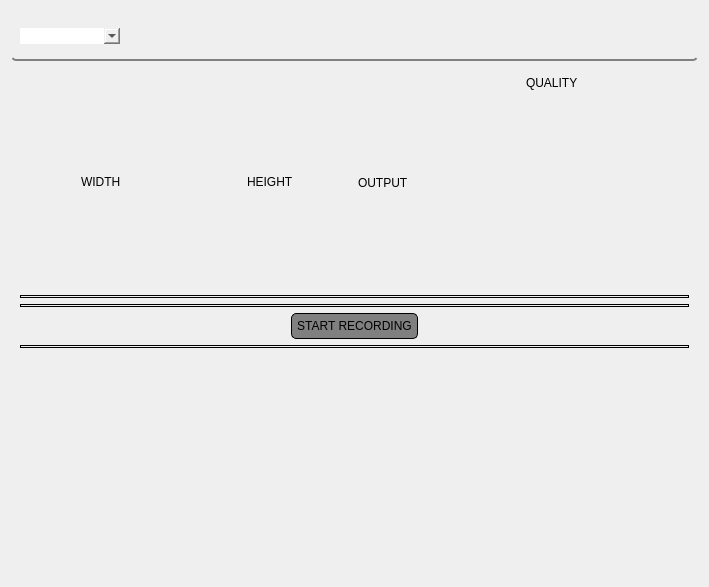
Above: camera_video_recorder_panel/resource/camera_video_recorder_panel.ui from GroupOfRobots/MiniRysRQT before the change. Below: the same form after it.
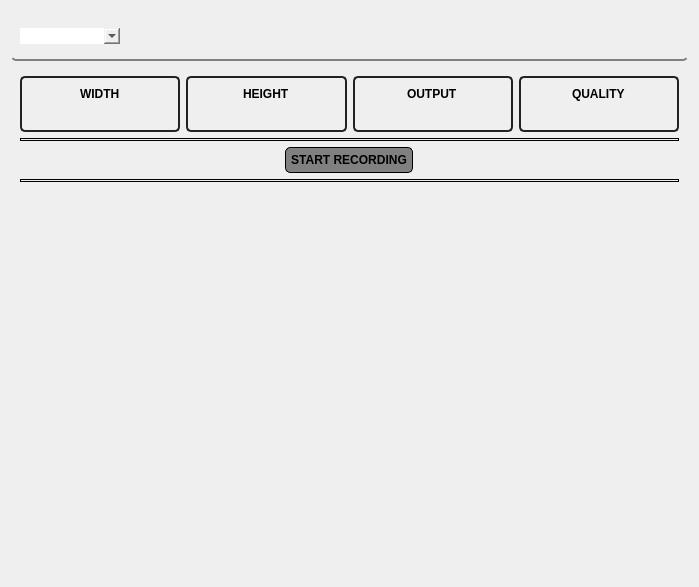
That is the form after the change. Icons and pictures are not drawn.

Commit message: camera video recorder layout

```diff
--- a/camera_video_recorder_panel/resource/camera_video_recorder_panel.ui
+++ b/camera_video_recorder_panel/resource/camera_video_recorder_panel.ui
@@ -6,7 +6,7 @@
    <rect>
     <x>0</x>
     <y>0</y>
-    <width>709</width>
+    <width>699</width>
     <height>587</height>
    </rect>
   </property>
@@ -108,7 +108,7 @@
         </property>
         <property name="icon">
          <iconset>
-          <normaloff>imgs/settings1.png</normaloff>imgs/settings1.png</iconset>
+          <normaloff>imgs/settings.png</normaloff>imgs/settings.png</iconset>
         </property>
        </widget>
       </item>
@@ -125,16 +125,38 @@
        <rect>
         <x>0</x>
         <y>0</y>
-        <width>691</width>
+        <width>681</width>
         <height>513</height>
        </rect>
       </property>
-      <layout class="QVBoxLayout" name="verticalLayout_2">
+      <layout class="QVBoxLayout" name="verticalLayout_2" stretch="0,0,0,0,1">
        <item>
         <layout class="QHBoxLayout" name="horizontalLayout_3">
+         <property name="sizeConstraint">
+          <enum>QLayout::SetMinimumSize</enum>
+         </property>
          <item>
+          <widget class="QGroupBox" name="widthGroupBoxUI">
+           <property name="styleSheet">
+            <string notr="true"> QGroupBox {
+ 	background-color: qlineargradient(
+													x1: 0, y1: 0, x2: 0, y2: 1,
+                                   			     stop: 0 #bbbbbb, stop: 1 #eeeeee);
+ 	border: 2px solid #222222;
+ 	border-radius: 5px;
+ 	margin-top: 0; /* leave space at the top for the title */
+}
+
+QGroupBox:title {
+	top: 10px;
+	left:10px;
+}</string>
+           </property>
           <layout class="QVBoxLayout" name="verticalLayout_7">
-           <item alignment="Qt::AlignHCenter">
+            <property name="sizeConstraint">
+             <enum>QLayout::SetMinimumSize</enum>
+            </property>
+            <item alignment="Qt::AlignHCenter|Qt::AlignTop">
             <widget class="QLabel" name="label_2">
              <property name="maximumSize">
               <size>
@@ -142,16 +164,52 @@
                <height>20</height>
               </size>
              </property>
+              <property name="styleSheet">
+               <string notr="true">font-weight: bold; </string>
+              </property>
              <property name="text">
               <string>WIDTH</string>
              </property>
             </widget>
            </item>
-          </layout>
+            <item alignment="Qt::AlignHCenter|Qt::AlignTop">
+             <widget class="QLabel" name="widthLabelUI">
+              <property name="maximumSize">
+               <size>
+                <width>16777215</width>
+                <height>20</height>
+               </size>
+              </property>
+              <property name="text">
+               <string/>
+              </property>
+             </widget>
+            </item>
+           </layout>
+          </widget>
          </item>
          <item>
+          <widget class="QGroupBox" name="">
+           <property name="styleSheet">
+            <string notr="true"> QGroupBox {
+ 	background-color: qlineargradient(
+													x1: 0, y1: 0, x2: 0, y2: 1,
+                                   			     stop: 0 #bbbbbb, stop: 1 #eeeeee);
+ 	border: 2px solid #222222;
+ 	border-radius: 5px;
+ 	margin-top: 0; /* leave space at the top for the title */
+}
+
+QGroupBox:title {
+	top: 10px;
+	left:10px;
+}</string>
+           </property>
           <layout class="QVBoxLayout" name="verticalLayout_8">
-           <item alignment="Qt::AlignHCenter">
+            <property name="sizeConstraint">
+             <enum>QLayout::SetMinimumSize</enum>
+            </property>
+            <item alignment="Qt::AlignHCenter|Qt::AlignTop">
             <widget class="QLabel" name="label">
              <property name="minimumSize">
               <size>
@@ -165,23 +223,105 @@
                <height>20</height>
               </size>
              </property>
+              <property name="styleSheet">
+               <string notr="true">font-weight: bold; </string>
+              </property>
              <property name="text">
               <string>HEIGHT</string>
              </property>
             </widget>
            </item>
-          </layout>
+            <item alignment="Qt::AlignHCenter|Qt::AlignTop">
+             <widget class="QLabel" name="heightLabelUI">
+              <property name="maximumSize">
+               <size>
+                <width>16777215</width>
+                <height>20</height>
+               </size>
+              </property>
+              <property name="text">
+               <string/>
+              </property>
+             </widget>
+            </item>
+           </layout>
+          </widget>
          </item>
          <item>
+          <widget class="QGroupBox" name="">
+           <property name="styleSheet">
+            <string notr="true"> QGroupBox {
+ 	background-color: qlineargradient(
+													x1: 0, y1: 0, x2: 0, y2: 1,
+                                   			     stop: 0 #bbbbbb, stop: 1 #eeeeee);
+ 	border: 2px solid #222222;
+ 	border-radius: 5px;
+ 	margin-top: 0; /* leave space at the top for the title */
+}
+
+QGroupBox:title {
+	top: 10px;
+	left:10px;
+}</string>
+           </property>
+           <layout class="QVBoxLayout" name="verticalLayout_3">
+            <property name="sizeConstraint">
+             <enum>QLayout::SetMinimumSize</enum>
+            </property>
+            <item alignment="Qt::AlignHCenter|Qt::AlignTop">
           <widget class="QLabel" name="label_4">
+              <property name="maximumSize">
+               <size>
+                <width>16777215</width>
+                <height>20</height>
+               </size>
+              </property>
+              <property name="styleSheet">
+               <string notr="true">font-weight: bold; </string>
+              </property>
            <property name="text">
             <string>OUTPUT</string>
            </property>
           </widget>
          </item>
+            <item alignment="Qt::AlignHCenter|Qt::AlignTop">
+             <widget class="QLabel" name="outputLabelUI">
+              <property name="maximumSize">
+               <size>
+                <width>16777215</width>
+                <height>20</height>
+               </size>
+              </property>
+              <property name="text">
+               <string/>
+              </property>
+             </widget>
+            </item>
+           </layout>
+          </widget>
+         </item>
          <item>
-          <layout class="QVBoxLayout" name="verticalLayout_5">
-           <item alignment="Qt::AlignTop">
+          <widget class="QGroupBox" name="qualityGroupBoxUI">
+           <property name="styleSheet">
+            <string notr="true"> QGroupBox {
+ 	background-color: qlineargradient(
+													x1: 0, y1: 0, x2: 0, y2: 1,
+                                   			     stop: 0 #bbbbbb, stop: 1 #eeeeee);
+ 	border: 2px solid #222222;
+ 	border-radius: 5px;
+ 	margin-top: 0; /* leave space at the top for the title */
+}
+
+QGroupBox:title {
+	top: 10px;
+	left:10px;
+}</string>
+           </property>
+           <layout class="QVBoxLayout" name="verticalLayout_9">
+            <property name="sizeConstraint">
+             <enum>QLayout::SetMinimumSize</enum>
+            </property>
+            <item alignment="Qt::AlignHCenter|Qt::AlignTop">
             <widget class="QLabel" name="label_3">
              <property name="maximumSize">
               <size>
@@ -189,30 +329,31 @@
                <height>20</height>
               </size>
              </property>
-             <property name="text">
-              <string>&lt;html&gt;&lt;head/&gt;&lt;body&gt;&lt;p&gt;QUALITY&lt;/p&gt;&lt;/body&gt;&lt;/html&gt;</string>
-             </property>
-            </widget>
-           </item>
-          </layout>
-         </item>
-        </layout>
-       </item>
-       <item>
-        <widget class="Line" name="line">
          <property name="styleSheet">
-          <string notr="true">border: 1px solid black;</string>
-         </property>
-         <property name="lineWidth">
-          <number>0</number>
-         </property>
-         <property name="midLineWidth">
-          <number>0</number>
-         </property>
-         <property name="orientation">
-          <enum>Qt::Horizontal</enum>
-         </property>
-        </widget>
+               <string notr="true">font-weight: bold; </string>
+              </property>
+              <property name="text">
+               <string>QUALITY</string>
+              </property>
+             </widget>
+            </item>
+            <item alignment="Qt::AlignHCenter|Qt::AlignTop">
+             <widget class="QLabel" name="qualityLabelUI">
+              <property name="maximumSize">
+               <size>
+                <width>16777215</width>
+                <height>20</height>
+               </size>
+              </property>
+              <property name="text">
+               <string/>
+              </property>
+             </widget>
+            </item>
+           </layout>
+          </widget>
+         </item>
+        </layout>
        </item>
        <item>
         <widget class="Line" name="line_2">
@@ -232,7 +373,7 @@
             <cursorShape>PointingHandCursor</cursorShape>
            </property>
            <property name="styleSheet">
-            <string notr="true">border: 1px solid black;
+            <string notr="true">font-weight: bold; border: 1px solid black;
 border-radius: 5px;
 padding: 5px;
 background: gray;</string>
@@ -259,20 +400,20 @@
          <property name="title">
           <string/>
          </property>
-         <layout class="QVBoxLayout" name="verticalLayout_4">
+         <layout class="QVBoxLayout" name="verticalLayout_4" stretch="0">
           <item>
-           <widget class="QLabel" name="cameraStreamDisplayUI">
+           <widget class="QWidget" name="widgetUI" native="true">
             <property name="minimumSize">
              <size>
-              <width>100</width>
-              <height>100</height>
+              <width>0</width>
+              <height>50</height>
              </size>
             </property>
-            <property name="styleSheet">
-             <string notr="true"/>
-            </property>
-            <property name="text">
-             <string/>
+            <property name="sizeIncrement">
+             <size>
+              <width>0</width>
+              <height>0</height>
+             </size>
             </property>
            </widget>
           </item>
```
Lines whose indentation alone changed are shown as unchanged. The commit also changes 10 other files.
